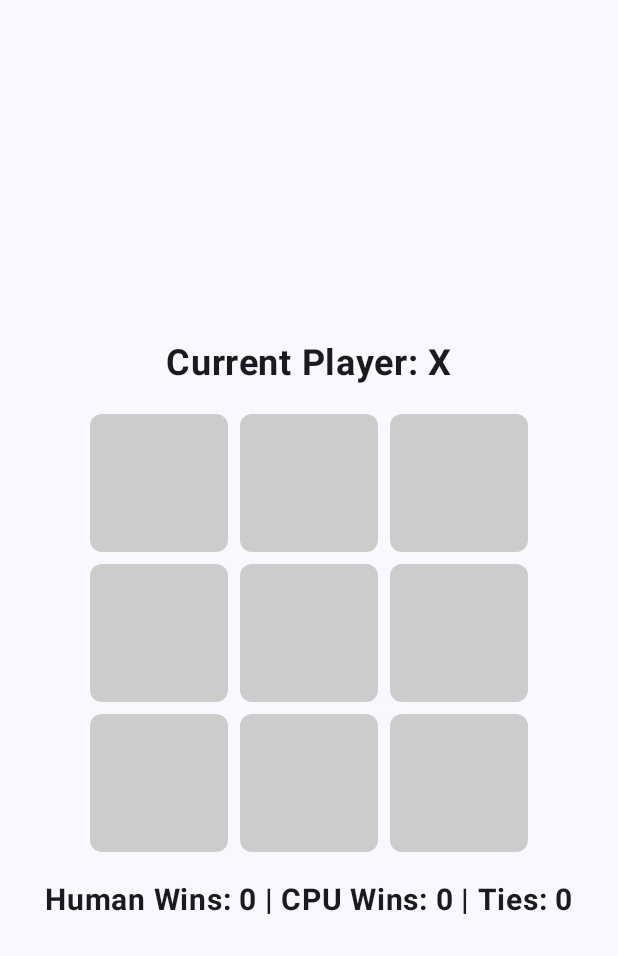
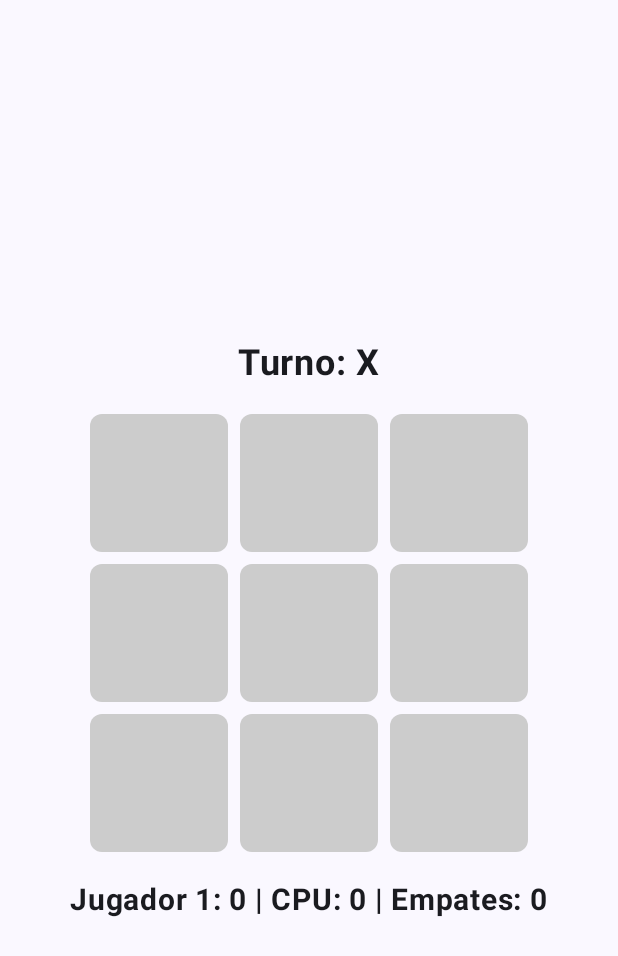
Before and after one commit to nirojasm-u/Android-Tic-Tac-Toe, an Android app built with Jetpack Compose: the screen it shows after launch (MainActivity), on a phone screen of 412 x 824 dp. Shown: the top 956 px of the screen. Run offline under Robolectric (Android 15) with nearby library versions, the phone set to English and light mode, and no system bars; 1 statement that could not run was skipped.

Commit message:
Alternating Player
Tic Tac Toe Triqui FInalizado

```diff
--- a/app/src/main/java/co/edu/unal/tictactoe/MainActivity.kt
+++ b/app/src/main/java/co/edu/unal/tictactoe/MainActivity.kt
@@ -33,7 +33,8 @@ class MainActivity : ComponentActivity() {
 @Composable
 fun TicTacToeGame() {
     var board by remember { mutableStateOf(List(3) { MutableList(3) { "" } }) }
-    var currentPlayer by remember { mutableStateOf("X") }
+    var startingPlayer by remember { mutableStateOf("X") }
+    var currentPlayer by remember { mutableStateOf(startingPlayer) }
     var winner by remember { mutableStateOf<String?>(null) }
     var isGameOver by remember { mutableStateOf(false) }
 
@@ -69,9 +70,9 @@ fun TicTacToeGame() {
         ) {
             Text(
                 text = if (isGameOver) {
-                    winner?.let { "Winner: $it" } ?: "It's a draw!"
+                    winner?.let { "Ganador: $it" } ?: "Empate!"
                 } else {
-                    "Current Player: $currentPlayer"
+                    "Turno: $currentPlayer"
                 },
                 fontSize = 24.sp,
                 fontWeight = FontWeight.Bold,
@@ -89,7 +90,7 @@ fun TicTacToeGame() {
             }
 
             Text(
-                text = "Human Wins: $humanWins | CPU Wins: $cpuWins | Ties: $ties",
+                text = "Jugador 1: $humanWins | CPU: $cpuWins | Empates: $ties",
                 fontSize = 20.sp,
                 fontWeight = FontWeight.Bold,
                 modifier = Modifier.padding(top = 16.dp)
@@ -99,13 +100,14 @@ fun TicTacToeGame() {
                 Button(
                     onClick = {
                         board = List(3) { MutableList(3) { "" } }
-                        currentPlayer = "X"
+                        startingPlayer = if (startingPlayer == "X") "O" else "X"
+                        currentPlayer = startingPlayer
                         isGameOver = false
                         winner = null
                     },
                     modifier = Modifier.padding(16.dp)
                 ) {
-                    Text("Restart")
+                    Text("Reiniciar")
                 }
             }
         }
```
